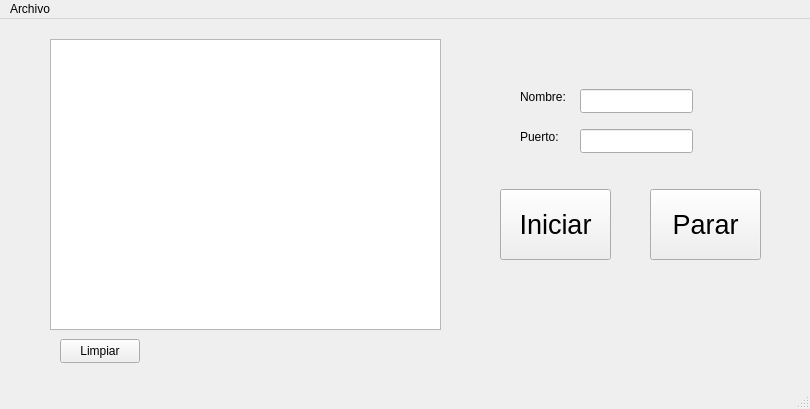
Before: the Qt Designer form Servidor/mainwindow.ui in GrageraE/App-Mensajeria-2.0, drawn with Qt 5.
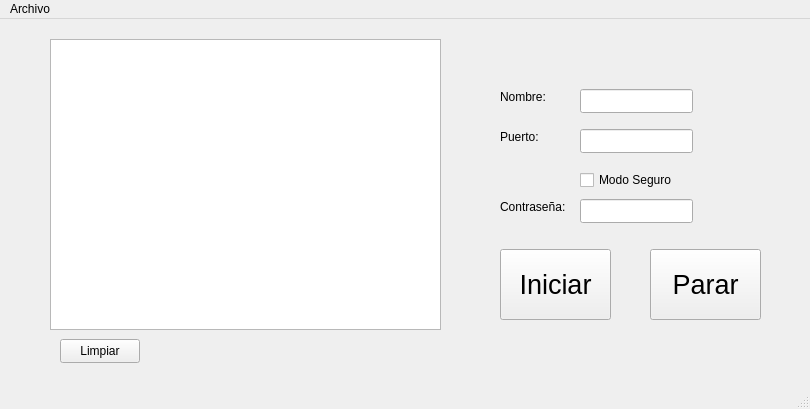
After: the same form once the commit is applied.

```diff
--- a/Servidor/mainwindow.ui
+++ b/Servidor/mainwindow.ui
@@ -17,7 +17,7 @@
    <widget class="QLabel" name="label">
     <property name="geometry">
      <rect>
-      <x>520</x>
+      <x>500</x>
       <y>110</y>
       <width>49</width>
       <height>16</height>
@@ -41,7 +41,7 @@
     <property name="geometry">
      <rect>
       <x>500</x>
-      <y>170</y>
+      <y>230</y>
       <width>111</width>
       <height>71</height>
      </rect>
@@ -59,7 +59,7 @@
     <property name="geometry">
      <rect>
       <x>650</x>
-      <y>170</y>
+      <y>230</y>
       <width>111</width>
       <height>71</height>
      </rect>
@@ -76,7 +76,7 @@
    <widget class="QLabel" name="label_2">
     <property name="geometry">
      <rect>
-      <x>520</x>
+      <x>500</x>
       <y>70</y>
       <width>49</width>
       <height>16</height>
@@ -119,6 +119,42 @@
      <string>Limpiar</string>
     </property>
    </widget>
+   <widget class="QCheckBox" name="checkSeguro">
+    <property name="geometry">
+     <rect>
+      <x>580</x>
+      <y>150</y>
+      <width>101</width>
+      <height>22</height>
+     </rect>
+    </property>
+    <property name="text">
+     <string>Modo Seguro</string>
+    </property>
+   </widget>
+   <widget class="QLabel" name="label_3">
+    <property name="geometry">
+     <rect>
+      <x>500</x>
+      <y>180</y>
+      <width>71</width>
+      <height>16</height>
+     </rect>
+    </property>
+    <property name="text">
+     <string>Contraseña:</string>
+    </property>
+   </widget>
+   <widget class="QLineEdit" name="inputPasswd">
+    <property name="geometry">
+     <rect>
+      <x>580</x>
+      <y>180</y>
+      <width>113</width>
+      <height>24</height>
+     </rect>
+    </property>
+   </widget>
   </widget>
   <widget class="QMenuBar" name="menubar">
    <property name="geometry">
```
